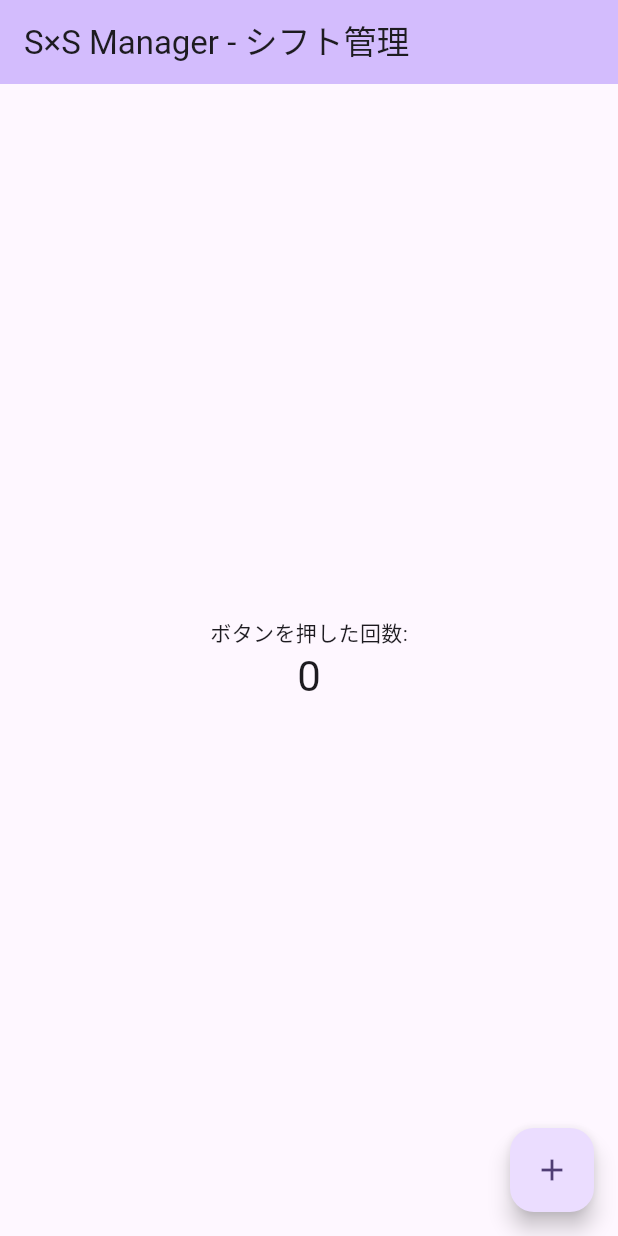
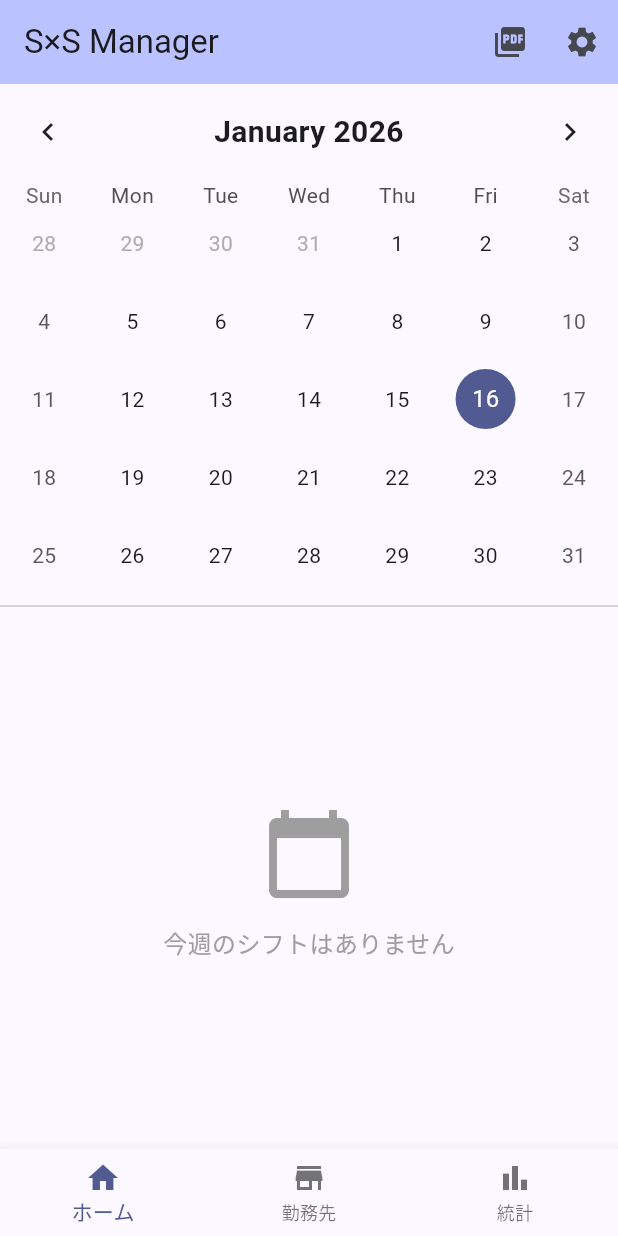
Before and after one commit to musaikun/SxS-Manager-F, a Flutter app: the screen it shows after launch, on a phone screen of 412 x 824 dp. Run offline on Flutter 3.47's test engine with Material 3 defaults, Android fonts, the phone set to English and light mode, and no system bars; drawn by our look-alikes of table_calendar.

Commit message:
feat: ホーム画面（カレンダー表示）を実装
Phase 1の基本画面を作成

実装内容:
- HomeScreen（ホーム画面）作成
- table_calendarでカレンダー表示
- シフトドット表示（勤務先の色で識別）
- 今週の予定リスト表示
- ボトムナビゲーション（ホーム・勤務先・統計）
- ヘッダーにPDF出力・設定ボタン配置

仮データ:
- カフェA（青）: 1/15 10:00-18:00
- 居酒屋B（赤）: 1/18 14:00-22:00
- コンビニC（緑）: 1/20 09:00-17:00

次のステップ:
- ローカル環境で動作確認
- 認証機能実装（Milestone 2）
- 勤務先管理機能実装（Milestone 3）

```diff
--- /dev/null
+++ b/lib/features/home/presentation/home_screen.dart
@@ -0,0 +1,304 @@
+import 'package:flutter/material.dart';
+import 'package:table_calendar/table_calendar.dart';
+import 'package:intl/intl.dart';
+
+class HomeScreen extends StatefulWidget {
+  const HomeScreen({super.key});
+
+  @override
+  State<HomeScreen> createState() => _HomeScreenState();
+}
+
+class _HomeScreenState extends State<HomeScreen> {
+  // カレンダーの状態
+  DateTime _focusedDay = DateTime.now();
+  DateTime? _selectedDay;
+  CalendarFormat _calendarFormat = CalendarFormat.month;
+
+  // 仮のシフトデータ（後でデータベースから取得）
+  final Map<DateTime, List<Map<String, dynamic>>> _shifts = {
+    DateTime.utc(2025, 1, 15): [
+      {'store': 'カフェA', 'time': '10:00-18:00', 'color': Colors.blue},
+    ],
+    DateTime.utc(2025, 1, 18): [
+      {'store': '居酒屋B', 'time': '14:00-22:00', 'color': Colors.red},
+    ],
+    DateTime.utc(2025, 1, 20): [
+      {'store': 'コンビニC', 'time': '09:00-17:00', 'color': Colors.green},
+    ],
+  };
+
+  @override
+  void initState() {
+    super.initState();
+    _selectedDay = _focusedDay;
+  }
+
+  // その日のシフトを取得
+  List<Map<String, dynamic>> _getShiftsForDay(DateTime day) {
+    final normalizedDay = DateTime.utc(day.year, day.month, day.day);
+    return _shifts[normalizedDay] ?? [];
+  }
+
+  // 今週の予定を取得
+  List<Map<String, dynamic>> _getThisWeekShifts() {
+    final now = DateTime.now();
+    final List<Map<String, dynamic>> thisWeekShifts = [];
+
+    for (int i = 0; i < 7; i++) {
+      final day = now.add(Duration(days: i));
+      final shifts = _getShiftsForDay(day);
+      for (var shift in shifts) {
+        thisWeekShifts.add({
+          'date': day,
+          'store': shift['store'],
+          'time': shift['time'],
+          'color': shift['color'],
+        });
+      }
+    }
+
+    return thisWeekShifts;
+  }
+
+  @override
+  Widget build(BuildContext context) {
+    return Scaffold(
+      appBar: AppBar(
+        title: const Text('S×S Manager'),
+        backgroundColor: Theme.of(context).colorScheme.inversePrimary,
+        actions: [
+          IconButton(
+            icon: const Icon(Icons.picture_as_pdf),
+            onPressed: () {
+              // PDF出力画面へ遷移（後で実装）
+              ScaffoldMessenger.of(context).showSnackBar(
+                const SnackBar(content: Text('PDF出力機能は後で実装します')),
+              );
+            },
+            tooltip: 'PDF出力',
+          ),
+          IconButton(
+            icon: const Icon(Icons.settings),
+            onPressed: () {
+              // 設定画面へ遷移（後で実装）
+              ScaffoldMessenger.of(context).showSnackBar(
+                const SnackBar(content: Text('設定画面は後で実装します')),
+              );
+            },
+            tooltip: '設定',
+          ),
+        ],
+      ),
+      body: Column(
+        children: [
+          // カレンダー
+          TableCalendar(
+            firstDay: DateTime.utc(2020, 1, 1),
+            lastDay: DateTime.utc(2030, 12, 31),
+            focusedDay: _focusedDay,
+            selectedDayPredicate: (day) => isSameDay(_selectedDay, day),
+            calendarFormat: _calendarFormat,
+
+            // 日本語のヘッダーフォーマット
+            headerStyle: const HeaderStyle(
+              formatButtonVisible: false,
+              titleCentered: true,
+              titleTextStyle: TextStyle(fontSize: 20, fontWeight: FontWeight.bold),
+            ),
+
+            // カレンダースタイル
+            calendarStyle: CalendarStyle(
+              todayDecoration: BoxDecoration(
+                color: Theme.of(context).colorScheme.primary.withOpacity(0.3),
+                shape: BoxShape.circle,
+              ),
+              selectedDecoration: BoxDecoration(
+                color: Theme.of(context).colorScheme.primary,
+                shape: BoxShape.circle,
+              ),
+              markerDecoration: const BoxDecoration(
+                color: Colors.blue,
+                shape: BoxShape.circle,
+              ),
+            ),
+
+            // 日付選択時の処理
+            onDaySelected: (selectedDay, focusedDay) {
+              setState(() {
+                _selectedDay = selectedDay;
+                _focusedDay = focusedDay;
+              });
+
+              // シフト入力画面へ遷移（後で実装）
+              ScaffoldMessenger.of(context).showSnackBar(
+                SnackBar(
+                  content: Text(
+                    '${DateFormat('M月d日').format(selectedDay)}のシフト入力画面へ遷移',
+                  ),
+                ),
+              );
+            },
+
+            // ページ変更時の処理
+            onPageChanged: (focusedDay) {
+              setState(() {
+                _focusedDay = focusedDay;
+              });
+            },
+
+            // シフトマーカーの表示
+            eventLoader: (day) {
+              return _getShiftsForDay(day);
+            },
+
+            calendarBuilders: CalendarBuilders(
+              // シフトドット表示
+              markerBuilder: (context, day, events) {
+                if (events.isEmpty) return const SizedBox();
+
+                return Positioned(
+                  bottom: 1,
+                  child: Row(
+                    mainAxisAlignment: MainAxisAlignment.center,
+                    children: events.take(3).map((event) {
+                      final shift = event as Map<String, dynamic>;
+                      return Container(
+                        margin: const EdgeInsets.symmetric(horizontal: 1),
+                        width: 6,
+                        height: 6,
+                        decoration: BoxDecoration(
+                          color: shift['color'],
+                          shape: BoxShape.circle,
+                        ),
+                      );
+                    }).toList(),
+                  ),
+                );
+              },
+            ),
+          ),
+
+          const Divider(),
+
+          // 今週の予定リスト
+          Expanded(
+            child: _buildWeeklyShiftsList(),
+          ),
+        ],
+      ),
+
+      // ボトムナビゲーション
+      bottomNavigationBar: BottomNavigationBar(
+        currentIndex: 0,
+        items: const [
+          BottomNavigationBarItem(
+            icon: Icon(Icons.home),
+            label: 'ホーム',
+          ),
+          BottomNavigationBarItem(
+            icon: Icon(Icons.store),
+            label: '勤務先',
+          ),
+          BottomNavigationBarItem(
+            icon: Icon(Icons.bar_chart),
+            label: '統計',
+          ),
+        ],
+        onTap: (index) {
+          if (index == 1) {
+            ScaffoldMessenger.of(context).showSnackBar(
+              const SnackBar(content: Text('勤務先管理画面は後で実装します')),
+            );
+          } else if (index == 2) {
+            ScaffoldMessenger.of(context).showSnackBar(
+              const SnackBar(content: Text('統計画面はPhase 2で実装します')),
+            );
+          }
+        },
+      ),
+    );
+  }
+
+  // 今週の予定リスト
+  Widget _buildWeeklyShiftsList() {
+    final shifts = _getThisWeekShifts();
+
+    if (shifts.isEmpty) {
+      return const Center(
+        child: Column(
+          mainAxisAlignment: MainAxisAlignment.center,
+          children: [
+            Icon(Icons.calendar_today, size: 64, color: Colors.grey),
+            SizedBox(height: 16),
+            Text(
+              '今週のシフトはありません',
+              style: TextStyle(fontSize: 16, color: Colors.grey),
+            ),
+          ],
+        ),
+      );
+    }
+
+    return ListView.builder(
+      padding: const EdgeInsets.all(16),
+      itemCount: shifts.length,
+      itemBuilder: (context, index) {
+        final shift = shifts[index];
+        final date = shift['date'] as DateTime;
+        final weekday = DateFormat.E('ja_JP').format(date);
+
+        return Card(
+          margin: const EdgeInsets.only(bottom: 12),
+          child: ListTile(
+            leading: CircleAvatar(
+              backgroundColor: shift['color'],
+              child: Text(
+                DateFormat('d').format(date),
+                style: const TextStyle(
+                  color: Colors.white,
+                  fontWeight: FontWeight.bold,
+                ),
+              ),
+            ),
+            title: Row(
+              children: [
+                Text(
+                  '${DateFormat('M/d').format(date)}（$weekday）',
+                  style: const TextStyle(fontWeight: FontWeight.bold),
+                ),
+                const SizedBox(width: 8),
+                Text(
+                  shift['time'],
+                  style: TextStyle(color: Colors.grey[600]),
+                ),
+              ],
+            ),
+            subtitle: Row(
+              children: [
+                Container(
+                  width: 12,
+                  height: 12,
+                  decoration: BoxDecoration(
+                    color: shift['color'],
+                    shape: BoxShape.circle,
+                  ),
+                ),
+                const SizedBox(width: 8),
+                Text(shift['store']),
+              ],
+            ),
+            onTap: () {
+              // シフト編集画面へ遷移（後で実装）
+              ScaffoldMessenger.of(context).showSnackBar(
+                SnackBar(
+                  content: Text('${shift['store']}のシフト編集画面へ遷移'),
+                ),
+              );
+            },
+          ),
+        );
+      },
+    );
+  }
+}
--- a/lib/main.dart
+++ b/lib/main.dart
@@ -1,4 +1,6 @@
 import 'package:flutter/material.dart';
+import 'package:flutter_localizations/flutter_localizations.dart';
+import 'features/home/presentation/home_screen.dart';
 
 void main() {
   runApp(const MyApp());
@@ -12,58 +14,20 @@ class MyApp extends StatelessWidget {
     return MaterialApp(
       title: 'S×S Manager',
       theme: ThemeData(
-        colorScheme: ColorScheme.fromSeed(seedColor: Colors.deepPurple),
+        colorScheme: ColorScheme.fromSeed(seedColor: const Color(0xFF5C6BC0)),
         useMaterial3: true,
       ),
-      home: const MyHomePage(title: 'S×S Manager - シフト管理'),
+      // 日本語ローカライゼーション
+      localizationsDelegates: const [
+        GlobalMaterialLocalizations.delegate,
+        GlobalWidgetsLocalizations.delegate,
+        GlobalCupertinoLocalizations.delegate,
+      ],
+      supportedLocales: const [
+        Locale('ja', 'JP'),
+      ],
+      locale: const Locale('ja', 'JP'),
+      home: const HomeScreen(),
     );
   }
 }
-
-class MyHomePage extends StatefulWidget {
-  const MyHomePage({super.key, required this.title});
-
-  final String title;
-
-  @override
-  State<MyHomePage> createState() => _MyHomePageState();
-}
-
-class _MyHomePageState extends State<MyHomePage> {
-  int _counter = 0;
-
-  void _incrementCounter() {
-    setState(() {
-      _counter++;
-    });
-  }
-
-  @override
-  Widget build(BuildContext context) {
-    return Scaffold(
-      appBar: AppBar(
-        backgroundColor: Theme.of(context).colorScheme.inversePrimary,
-        title: Text(widget.title),
-      ),
-      body: Center(
-        child: Column(
-          mainAxisAlignment: MainAxisAlignment.center,
-          children: <Widget>[
-            const Text(
-              'ボタンを押した回数:',
-            ),
-            Text(
-              '$_counter',
-              style: Theme.of(context).textTheme.headlineMedium,
-            ),
-          ],
-        ),
-      ),
-      floatingActionButton: FloatingActionButton(
-        onPressed: _incrementCounter,
-        tooltip: 'Increment',
-        child: const Icon(Icons.add),
-      ),
-    );
-  }
-}
```
